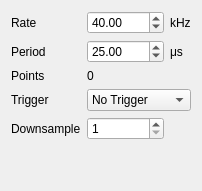
The window that lib/devices/NiDAQ/ProtocolTemplate.ui (acq4/acq4) describes before a commit, drawn with Qt 5.
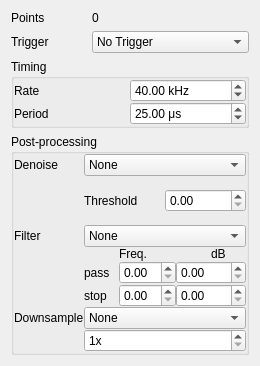
The same window after the commit. The open tabs and pages were chosen to show the change.

Commit message: More nidaq breakage--adding gui for controlling filtering / downsampling Added ability for scanner targets to persist across protocols (not tested)

What changed in the file:
```diff
--- a/lib/devices/NiDAQ/ProtocolTemplate.ui
+++ b/lib/devices/NiDAQ/ProtocolTemplate.ui
@@ -6,76 +6,22 @@
    <rect>
     <x>0</x>
     <y>0</y>
-    <width>202</width>
-    <height>191</height>
+    <width>260</width>
+    <height>366</height>
    </rect>
   </property>
   <property name="windowTitle">
    <string>Form</string>
   </property>
   <layout class="QGridLayout" name="gridLayout">
-   <item row="0" column="0">
-    <widget class="QLabel" name="label">
-     <property name="text">
-      <string>Rate</string>
-     </property>
-    </widget>
-   </item>
-   <item row="0" column="1">
-    <widget class="QDoubleSpinBox" name="rateSpin">
-     <property name="minimum">
-      <double>0.010000000000000</double>
-     </property>
-     <property name="maximum">
-      <double>2000.000000000000000</double>
-     </property>
-     <property name="value">
-      <double>40.000000000000000</double>
-     </property>
-    </widget>
-   </item>
-   <item row="0" column="2">
-    <widget class="QLabel" name="label_5">
-     <property name="text">
-      <string>kHz</string>
-     </property>
-    </widget>
-   </item>
    <item row="1" column="0">
-    <widget class="QLabel" name="label_4">
-     <property name="text">
-      <string>Period</string>
-     </property>
-    </widget>
-   </item>
-   <item row="1" column="1">
-    <widget class="QDoubleSpinBox" name="periodSpin">
-     <property name="minimum">
-      <double>1.000000000000000</double>
-     </property>
-     <property name="maximum">
-      <double>10000.000000000000000</double>
-     </property>
-     <property name="value">
-      <double>25.000000000000000</double>
-     </property>
-    </widget>
-   </item>
-   <item row="1" column="2">
-    <widget class="QLabel" name="label_6">
-     <property name="text">
-      <string>μs</string>
-     </property>
-    </widget>
-   </item>
-   <item row="3" column="0">
     <widget class="QLabel" name="label_2">
      <property name="text">
       <string>Trigger</string>
      </property>
     </widget>
    </item>
-   <item row="3" column="1" colspan="2">
+   <item row="1" column="1" colspan="2">
     <widget class="QComboBox" name="triggerDevList">
      <item>
       <property name="text">
@@ -84,53 +30,329 @@
      </item>
     </widget>
    </item>
-   <item row="6" column="1">
-    <spacer name="verticalSpacer">
-     <property name="orientation">
-      <enum>Qt::Vertical</enum>
-     </property>
-     <property name="sizeHint" stdset="0">
-      <size>
-       <width>20</width>
-       <height>40</height>
-      </size>
-     </property>
-    </spacer>
-   </item>
-   <item row="4" column="1">
-    <widget class="QSpinBox" name="downsampleSpin">
-     <property name="minimum">
-      <number>1</number>
-     </property>
-     <property name="maximum">
-      <number>10000000</number>
-     </property>
-     <property name="value">
-      <number>1</number>
-     </property>
-    </widget>
-   </item>
-   <item row="4" column="0">
-    <widget class="QLabel" name="label_7">
-     <property name="text">
-      <string>Downsample</string>
-     </property>
-    </widget>
-   </item>
-   <item row="2" column="0">
+   <item row="0" column="0">
     <widget class="QLabel" name="label_3">
      <property name="text">
       <string>Points</string>
      </property>
     </widget>
    </item>
-   <item row="2" column="1">
+   <item row="0" column="1">
     <widget class="QLabel" name="numPtsLabel">
      <property name="text">
       <string>0</string>
      </property>
     </widget>
    </item>
+   <item row="3" column="0" colspan="3">
+    <widget class="QGroupBox" name="groupBox">
+     <property name="title">
+      <string>Post-processing</string>
+     </property>
+     <layout class="QGridLayout" name="gridLayout_3">
+      <property name="margin">
+       <number>0</number>
+      </property>
+      <property name="spacing">
+       <number>0</number>
+      </property>
+      <item row="0" column="0">
+       <widget class="QLabel" name="label_7">
+        <property name="text">
+         <string>Denoise</string>
+        </property>
+       </widget>
+      </item>
+      <item row="0" column="1">
+       <widget class="QComboBox" name="comboBox_3">
+        <item>
+         <property name="text">
+          <string>None</string>
+         </property>
+        </item>
+        <item>
+         <property name="text">
+          <string>Pointwise</string>
+         </property>
+        </item>
+       </widget>
+      </item>
+      <item row="1" column="1">
+       <widget class="QStackedWidget" name="stackedWidget_2">
+        <property name="currentIndex">
+         <number>0</number>
+        </property>
+        <widget class="QWidget" name="page_3">
+         <layout class="QGridLayout" name="gridLayout_7">
+          <property name="margin">
+           <number>0</number>
+          </property>
+          <property name="spacing">
+           <number>0</number>
+          </property>
+          <item row="0" column="0">
+           <widget class="QLabel" name="label_13">
+            <property name="text">
+             <string>Threshold</string>
+            </property>
+           </widget>
+          </item>
+          <item row="0" column="1">
+           <widget class="QDoubleSpinBox" name="doubleSpinBox_3"/>
+          </item>
+         </layout>
+        </widget>
+       </widget>
+      </item>
+      <item row="2" column="0">
+       <widget class="QLabel" name="label_9">
+        <property name="text">
+         <string>Filter</string>
+        </property>
+       </widget>
+      </item>
+      <item row="2" column="1">
+       <widget class="QComboBox" name="comboBox_2">
+        <item>
+         <property name="text">
+          <string>None</string>
+         </property>
+        </item>
+        <item>
+         <property name="text">
+          <string>Gaussian</string>
+         </property>
+        </item>
+        <item>
+         <property name="text">
+          <string>Bessel</string>
+         </property>
+        </item>
+        <item>
+         <property name="text">
+          <string>Butterworth</string>
+         </property>
+        </item>
+       </widget>
+      </item>
+      <item row="3" column="1">
+       <widget class="QStackedWidget" name="stackedWidget">
+        <property name="currentIndex">
+         <number>0</number>
+        </property>
+        <widget class="QWidget" name="page">
+         <layout class="QGridLayout" name="gridLayout_6">
+          <property name="margin">
+           <number>0</number>
+          </property>
+          <property name="spacing">
+           <number>0</number>
+          </property>
+          <item row="0" column="0">
+           <widget class="QLabel" name="label_10">
+            <property name="text">
+             <string>Width</string>
+            </property>
+           </widget>
+          </item>
+          <item row="0" column="1">
+           <widget class="QDoubleSpinBox" name="doubleSpinBox"/>
+          </item>
+         </layout>
+        </widget>
+        <widget class="QWidget" name="page_2">
+         <layout class="QGridLayout" name="gridLayout_5">
+          <property name="margin">
+           <number>0</number>
+          </property>
+          <property name="spacing">
+           <number>0</number>
+          </property>
+          <item row="0" column="0">
+           <widget class="QLabel" name="label_11">
+            <property name="text">
+             <string>Corner</string>
+            </property>
+           </widget>
+          </item>
+          <item row="0" column="1">
+           <widget class="QDoubleSpinBox" name="doubleSpinBox_2"/>
+          </item>
+          <item row="1" column="0">
+           <widget class="QLabel" name="label_12">
+            <property name="text">
+             <string>Order</string>
+            </property>
+           </widget>
+          </item>
+          <item row="1" column="1">
+           <widget class="QSpinBox" name="spinBox"/>
+          </item>
+         </layout>
+        </widget>
+        <widget class="QWidget" name="page_5">
+         <layout class="QGridLayout" name="gridLayout_4">
+          <property name="margin">
+           <number>0</number>
+          </property>
+          <property name="spacing">
+           <number>0</number>
+          </property>
+          <item row="0" column="1" colspan="2">
+           <widget class="QLabel" name="label_14">
+            <property name="text">
+             <string>Freq.</string>
+            </property>
+           </widget>
+          </item>
+          <item row="0" column="3">
+           <widget class="QLabel" name="label_15">
+            <property name="text">
+             <string>dB</string>
+            </property>
+           </widget>
+          </item>
+          <item row="1" column="0">
+           <widget class="QLabel" name="label_5">
+            <property name="text">
+             <string>pass</string>
+            </property>
+           </widget>
+          </item>
+          <item row="1" column="1">
+           <widget class="QDoubleSpinBox" name="doubleSpinBox_4"/>
+          </item>
+          <item row="1" column="2" colspan="2">
+           <widget class="QDoubleSpinBox" name="doubleSpinBox_6"/>
+          </item>
+          <item row="2" column="0">
+           <widget class="QLabel" name="label_6">
+            <property name="text">
+             <string>stop</string>
+            </property>
+           </widget>
+          </item>
+          <item row="2" column="1">
+           <widget class="QDoubleSpinBox" name="doubleSpinBox_5"/>
+          </item>
+          <item row="2" column="2" colspan="2">
+           <widget class="QDoubleSpinBox" name="doubleSpinBox_7"/>
+          </item>
+         </layout>
+        </widget>
+       </widget>
+      </item>
+      <item row="4" column="0">
+       <widget class="QLabel" name="label_8">
+        <property name="text">
+         <string>Downsample</string>
+        </property>
+       </widget>
+      </item>
+      <item row="4" column="1">
+       <widget class="QComboBox" name="comboBox">
+        <item>
+         <property name="text">
+          <string>None</string>
+         </property>
+        </item>
+        <item>
+         <property name="text">
+          <string>Subsample</string>
+         </property>
+        </item>
+        <item>
+         <property name="text">
+          <string>Mean</string>
+         </property>
+        </item>
+        <item>
+         <property name="text">
+          <string>Median</string>
+         </property>
+        </item>
+       </widget>
+      </item>
+      <item row="5" column="1">
+       <widget class="QSpinBox" name="downsampleSpin">
+        <property name="suffix">
+         <string>x</string>
+        </property>
+        <property name="minimum">
+         <number>1</number>
+        </property>
+        <property name="maximum">
+         <number>10000000</number>
+        </property>
+        <property name="value">
+         <number>1</number>
+        </property>
+       </widget>
+      </item>
+     </layout>
+    </widget>
+   </item>
+   <item row="2" column="0" colspan="3">
+    <widget class="QGroupBox" name="groupBox_2">
+     <property name="title">
+      <string>Timing</string>
+     </property>
+     <layout class="QGridLayout" name="gridLayout_2">
+      <property name="margin">
+       <number>0</number>
+      </property>
+      <property name="spacing">
+       <number>0</number>
+      </property>
+      <item row="0" column="0">
+       <widget class="QLabel" name="label">
+        <property name="text">
+         <string>Rate</string>
+        </property>
+       </widget>
+      </item>
+      <item row="0" column="1">
+       <widget class="QDoubleSpinBox" name="rateSpin">
+        <property name="suffix">
+         <string> kHz</string>
+        </property>
+        <property name="minimum">
+         <double>0.010000000000000</double>
+        </property>
+        <property name="maximum">
+         <double>2000.000000000000000</double>
+        </property>
+        <property name="value">
+         <double>40.000000000000000</double>
+        </property>
+       </widget>
+      </item>
+      <item row="1" column="0">
+       <widget class="QLabel" name="label_4">
+        <property name="text">
+         <string>Period</string>
+        </property>
+       </widget>
+      </item>
+      <item row="1" column="1">
+       <widget class="QDoubleSpinBox" name="periodSpin">
+        <property name="suffix">
+         <string> μs</string>
+        </property>
+        <property name="minimum">
+         <double>1.000000000000000</double>
+        </property>
+        <property name="maximum">
+         <double>10000.000000000000000</double>
+        </property>
+        <property name="value">
+         <double>25.000000000000000</double>
+        </property>
+       </widget>
+      </item>
+     </layout>
+    </widget>
+   </item>
   </layout>
  </widget>
  <resources/>
```
The commit also changes 3 other files.
